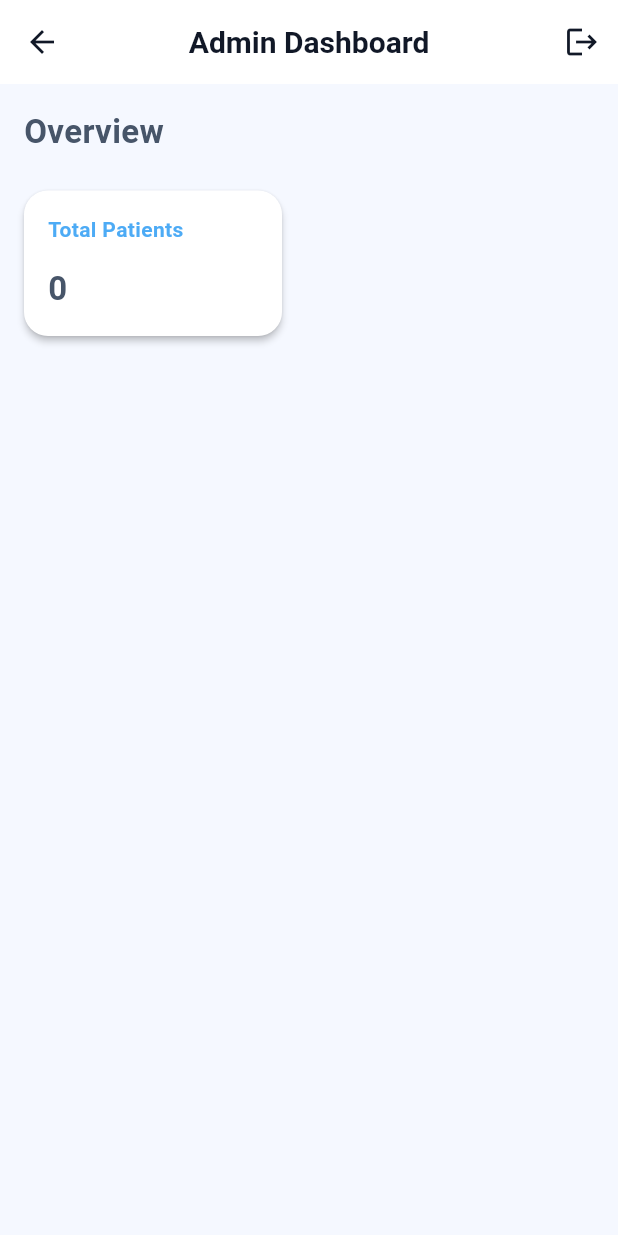
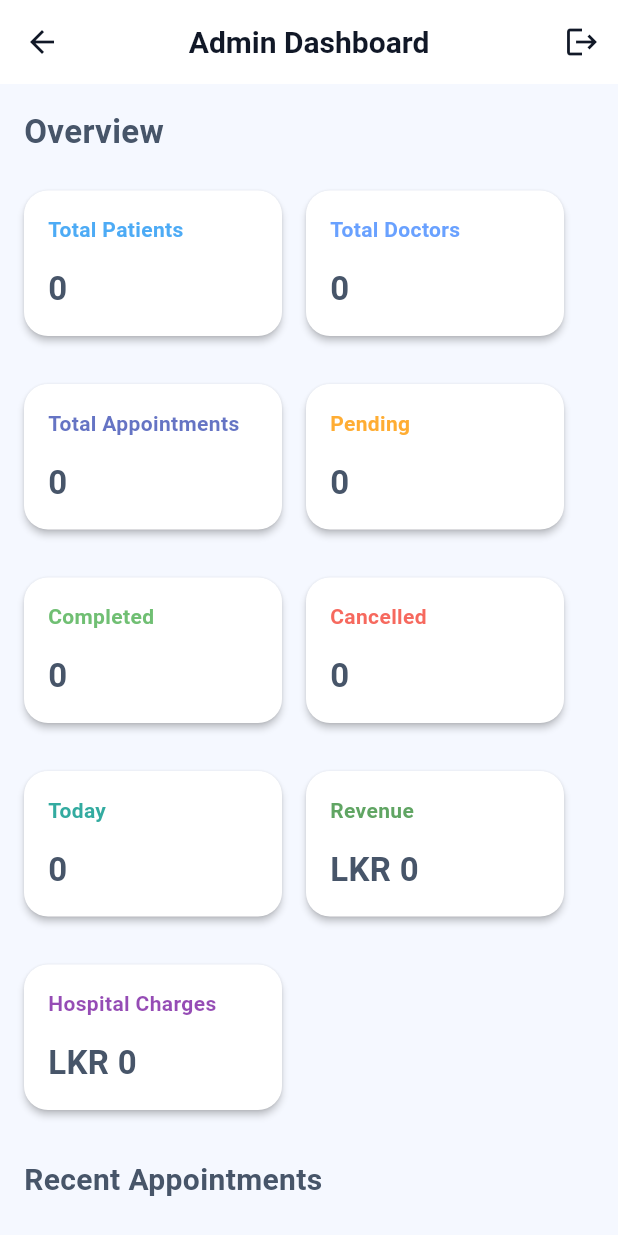
Before and after one commit to Ganidu2004/doctor_appoinment_app, a Flutter app: the AdminDashboard screen opened directly, on a phone screen of 412 x 824 dp. Run offline on Flutter 3.47's test engine with Material 3 defaults, Android fonts, the phone set to English and light mode, and no system bars; our stand-ins replace cloud_firestore, firebase_auth, firebase_core, firebase_messaging, flutter_local_notifications, image_picker and 1 more; accounts and stored records are empty.

Commit message:
change addmin dashbord🎉

```diff
--- a/lib/screens/dashboard/admin_dashboard.dart
+++ b/lib/screens/dashboard/admin_dashboard.dart
@@ -4,6 +4,31 @@ import 'package:firebase_auth/firebase_auth.dart';
 
 class AdminDashboard extends StatelessWidget {
   const AdminDashboard({super.key});
+
+  Stream<QuerySnapshot> get doctorsStream => FirebaseFirestore.instance.collection('doctors').snapshots();
+  Stream<QuerySnapshot> get patientsStream => FirebaseFirestore.instance.collection('patients').snapshots();
+  Stream<QuerySnapshot> get appointmentsStream => FirebaseFirestore.instance.collection('appointments').snapshots();
+  Stream<QuerySnapshot> get paymentsStream => FirebaseFirestore.instance.collection('payments').snapshots();
+
+  Color statusColor(String status) {
+    switch (status.toLowerCase()) {
+      case 'booked':
+      case 'pending':
+        return Colors.blue;
+      case 'completed':
+        return Colors.green;
+      case 'cancelled':
+        return Colors.red;
+      default:
+        return Colors.orange;
+    }
+  }
+
+  String _formatAmount(double amount) {
+    return amount.toStringAsFixed(amount.truncateToDouble() == amount ? 0 : 2).replaceAllMapped(
+      RegExp(r'\B(?=(\d{3})+(?!\d))'),
+      (match) => ',');
+  }
 
   @override
   Widget build(BuildContext context) {
@@ -13,15 +38,63 @@ class AdminDashboard extends StatelessWidget {
         actions: [
           IconButton(
             icon: const Icon(Icons.logout),
-            onPressed: () => FirebaseAuth.instance.signOut(),
+            onPressed: () async {
+              await FirebaseAuth.instance.signOut();
+            },
           )
         ],
       ),
-      // මෙතැනදී streams ඒකාබද්ධ කර එක StreamBuilder එකක් භාවිතා කිරීම වඩාත් කාර්යක්ෂමයි
       body: StreamBuilder<QuerySnapshot>(
-        stream: FirebaseFirestore.instance.collection('patients').snapshots(),
+        stream: appointmentsStream,
+        builder: (context, appointmentsSnapshot) {
+          if (appointmentsSnapshot.connectionState == ConnectionState.waiting) {
+            return const Center(child: CircularProgressIndicator());
+          }
+
+          final appointmentDocs = appointmentsSnapshot.data?.docs ?? [];
+          final totalAppointments = appointmentDocs.length;
+          final pendingAppointments = appointmentDocs.where((doc) {
+            final status = (doc['status'] ?? '').toString().toLowerCase();
+            return status == 'booked' || status == 'pending';
+          }).length;
+          final completedAppointments = appointmentDocs.where((doc) => (doc['status'] ?? '').toString().toLowerCase() == 'completed').length;
+          final cancelledAppointments = appointmentDocs.where((doc) => (doc['status'] ?? '').toString().toLowerCase() == 'cancelled').length;
+          final todayAppointments = appointmentDocs.where((doc) {
+            final date = (doc['date'] ?? '').toString();
+            final today = DateTime.now();
+            final todayStr = '${today.year.toString().padLeft(4, '0')}-${today.month.toString().padLeft(2, '0')}-${today.day.toString().padLeft(2, '0')}';
+            return date.contains(todayStr);
+          }).length;
+
+          return StreamBuilder<QuerySnapshot>(
+            stream: paymentsStream,
+            builder: (context, paymentsSnapshot) {
+              if (paymentsSnapshot.connectionState == ConnectionState.waiting) {
+                return const Center(child: CircularProgressIndicator());
+              }
+
+              final paymentDocs = paymentsSnapshot.data?.docs ?? [];
+              double totalRevenue = 0;
+              double totalHospitalCharges = 0;
+              for (final doc in paymentDocs) {
+                final data = doc.data() as Map<String, dynamic>;
+                totalRevenue += data['amount'] is num ? (data['amount'] as num).toDouble() : double.tryParse(data['amount']?.toString() ?? '0') ?? 0;
+                totalHospitalCharges += data['hospitalCharges'] is num ? (data['hospitalCharges'] as num).toDouble() : double.tryParse(data['hospitalCharges']?.toString() ?? '0') ?? 0;
+              }
+
+              return StreamBuilder<QuerySnapshot>(
+                stream: doctorsStream,
+                builder: (context, doctorsSnapshot) {
+                  if (doctorsSnapshot.connectionState == ConnectionState.waiting) {
+                    return const Center(child: CircularProgressIndicator());
+                  }
+
+                  final totalDoctors = doctorsSnapshot.data?.docs.length ?? 0;
+
+                  return StreamBuilder<QuerySnapshot>(
+                    stream: patientsStream,
                     builder: (context, patientsSnapshot) {
-          if (!patientsSnapshot.hasData) {
+                      if (patientsSnapshot.connectionState == ConnectionState.waiting) {
                         return const Center(child: CircularProgressIndicator());
                       }
 
@@ -38,21 +111,47 @@ class AdminDashboard extends StatelessWidget {
                               spacing: 16,
                               runSpacing: 16,
                               children: [
-                    // Total Patients Card (Clickable)
-                    GestureDetector(
-                      onTap: () {
-                        Navigator.push(
-                          context,
-                          MaterialPageRoute(builder: (context) => const PatientListPage()),
+                                _buildStatCard('Total Patients', totalPatients.toString(), Colors.blue),
+                                _buildStatCard('Total Doctors', totalDoctors.toString(), Colors.blueAccent),
+                                _buildStatCard('Total Appointments', totalAppointments.toString(), Colors.indigo),
+                                _buildStatCard('Pending', pendingAppointments.toString(), Colors.orange),
+                                _buildStatCard('Completed', completedAppointments.toString(), Colors.green),
+                                _buildStatCard('Cancelled', cancelledAppointments.toString(), Colors.red),
+                                _buildStatCard('Today', todayAppointments.toString(), Colors.teal),
+                                _buildStatCard('Revenue', 'LKR ${_formatAmount(totalRevenue)}', Colors.green.shade700),
+                                _buildStatCard('Hospital Charges', 'LKR ${_formatAmount(totalHospitalCharges)}', Colors.purple.shade700),
+                              ],
+                            ),
+                            const SizedBox(height: 24),
+                            const Text('Recent Appointments', style: TextStyle(fontSize: 20, fontWeight: FontWeight.bold)),
+                            const SizedBox(height: 12),
+                            ...appointmentDocs.take(6).map((doc) {
+                              final data = doc.data() as Map<String, dynamic>;
+                              final status = (data['status'] ?? 'Unknown').toString();
+                              return Card(
+                                margin: const EdgeInsets.only(bottom: 12),
+                                child: ListTile(
+                                  title: Text(data['doctorName'] ?? 'Doctor'),
+                                  subtitle: Text('${data['patientName'] ?? 'Patient'} • ${data['date'] ?? ''} • ${data['time'] ?? ''}'),
+                                  trailing: Container(
+                                    padding: const EdgeInsets.symmetric(horizontal: 10, vertical: 6),
+                                    decoration: BoxDecoration(
+                                      color: statusColor(status).withOpacity(0.15),
+                                      borderRadius: BorderRadius.circular(12),
+                                    ),
+                                    child: Text(status, style: TextStyle(color: statusColor(status), fontWeight: FontWeight.bold)),
+                                  ),
+                                ),
+                              );
+                            }).toList(),
+                          ],
+                        ),
                       );
                     },
-                      child: _buildStatCard('Total Patients', totalPatients.toString(), Colors.blue),
-                    ),
-                    // අනෙකුත් Stats මෙහි එක් කරන්න...
-                  ],
-                ),
-              ],
-            ),
+                  );
+                },
+              );
+            },
           );
         },
       ),
@@ -80,40 +179,3 @@ class AdminDashboard extends StatelessWidget {
     );
   }
 }
-
-// Patient List Page
-class PatientListPage extends StatelessWidget {
-  const PatientListPage({super.key});
-
-  @override
-  Widget build(BuildContext context) {
-    return Scaffold(
-      appBar: AppBar(title: const Text("All Patients")),
-      body: StreamBuilder<QuerySnapshot>(
-        stream: FirebaseFirestore.instance.collection('patients').snapshots(),
-        builder: (context, snapshot) {
-          if (!snapshot.hasData) return const Center(child: CircularProgressIndicator());
-
-          return ListView.builder(
-            itemCount: snapshot.data!.docs.length,
-            itemBuilder: (context, index) {
-              var patient = snapshot.data!.docs[index];
-              return ListTile(
-                leading: CircleAvatar(child: Text(patient['name'][0])),
-                title: Text(patient['name'] ?? 'No Name'),
-                subtitle: Text(patient['email'] ?? 'No Email'),
-                trailing: Row(
-                  mainAxisSize: MainAxisSize.min,
-                  children: [
-                    IconButton(icon: const Icon(Icons.block, color: Colors.orange), onPressed: () {}),
-                    IconButton(icon: const Icon(Icons.delete, color: Colors.red), onPressed: () {}),
-                  ],
-                ),
-              );
-            },
-          );
-        },
-      ),
-    );
-  }
-}
```
Lines whose indentation alone changed are shown as unchanged.
